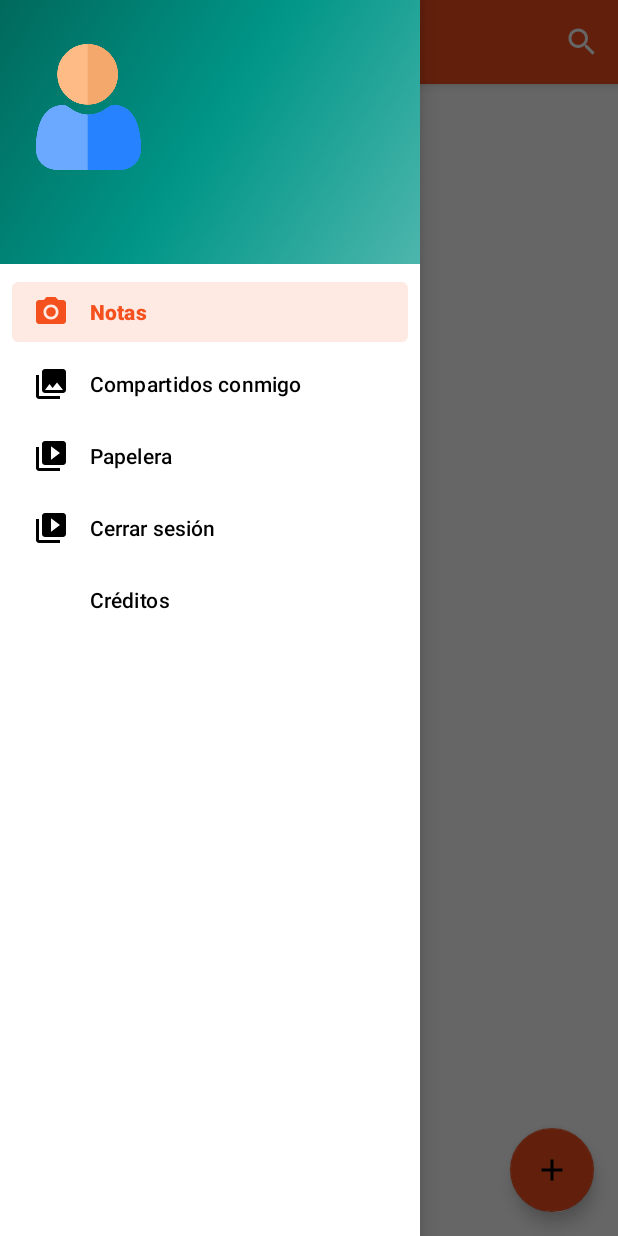
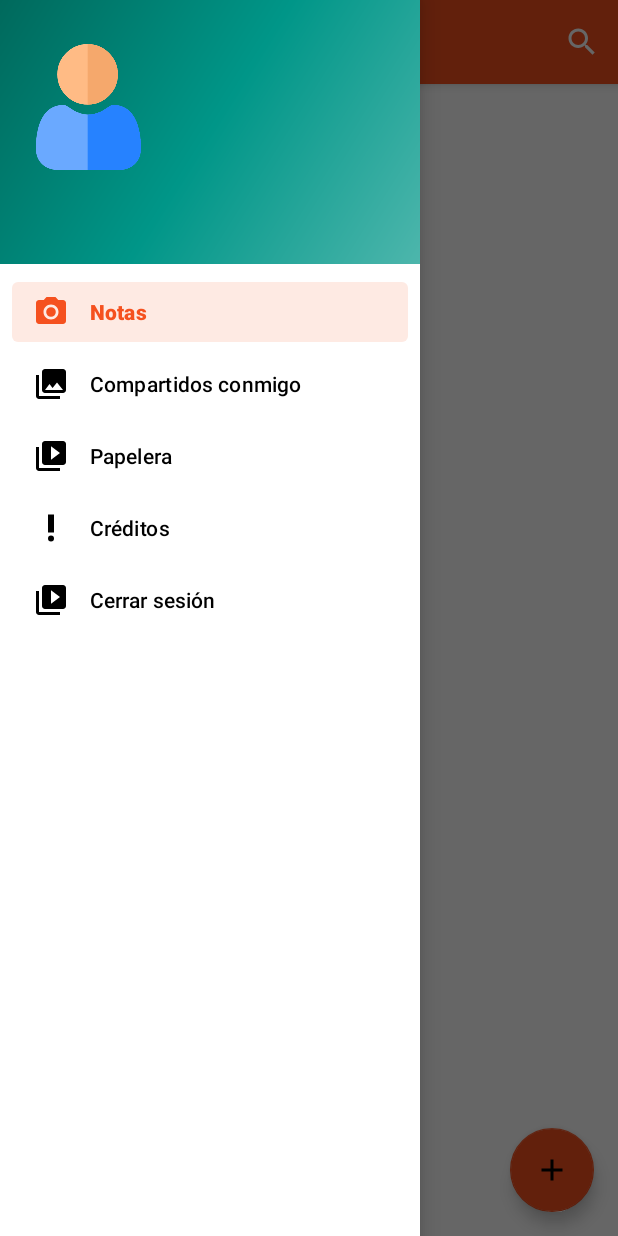
Before and after one commit to Kalevins/net-note, an Android app: the screen it shows after launch once a user with an empty profile is signed in (PrincipalActivity), with the side drawer open, on a phone screen of 412 x 824 dp. Run offline under Robolectric (Android 15) with nearby library versions, the phone set to English and light mode, and no system bars; our stand-ins replace Firebase (no records; nobody signed in at launch, a user with empty details on screens opened directly), navigation-ui; pictures from the network do not load.

Commit message:
pantalla creditos

```diff
--- /dev/null
+++ b/ProjectCode/app/src/main/res/drawable/ic_baseline_priority_high_24.xml
@@ -0,0 +1,13 @@
+<vector xmlns:android="http://schemas.android.com/apk/res/android"
+    android:width="24dp"
+    android:height="24dp"
+    android:viewportWidth="24"
+    android:viewportHeight="24"
+    android:tint="?attr/colorControlNormal">
+  <path
+      android:fillColor="@android:color/white"
+      android:pathData="M12,19m-2,0a2,2 0,1 1,4 0a2,2 0,1 1,-4 0"/>
+  <path
+      android:fillColor="@android:color/white"
+      android:pathData="M10,3h4v12h-4z"/>
+</vector>
--- a/ProjectCode/app/src/main/res/menu/activity_main_drawer.xml
+++ b/ProjectCode/app/src/main/res/menu/activity_main_drawer.xml
@@ -17,11 +17,13 @@
             android:icon="@drawable/ic_menu_slideshow"
             android:title="@string/menu_paper_bin" />
         <item
+            android:id="@+id/nav_creditos"
+            android:icon="@drawable/ic_baseline_priority_high_24"
+            android:title="@string/creditos"/>
+        <item
             android:id="@+id/nav_logout"
             android:icon="@drawable/ic_menu_slideshow"
             android:title="@string/menu_logout" />
-        <item
-            android:id="@+id/nav_creditos"
-            android:title="@string/creditos"/>
+
     </group>
 </menu>
```
